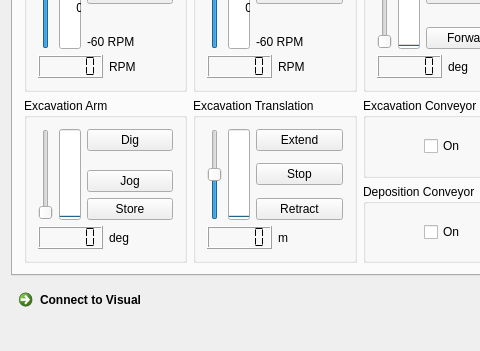
CWRUbotix/NASA-RMC-2017, file client/mainwindow.ui: the form before one commit; both pictures show x 0 to 480 and y 350 to 701 of the 1001 by 701 pixel window.
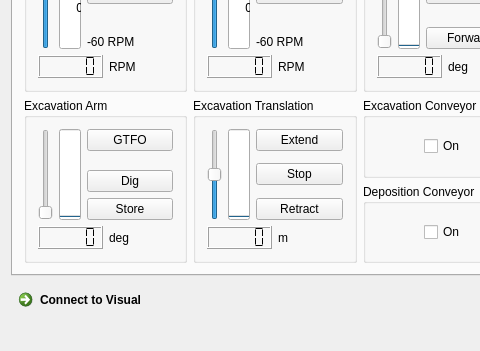
The form after the commit. The open tabs and pages were chosen to show the change.

Diff of the .ui file:
```diff
--- a/client/mainwindow.ui
+++ b/client/mainwindow.ui
@@ -1995,7 +1995,7 @@
                    <enum>Qt::NoFocus</enum>
                   </property>
                   <property name="text">
-                   <string>Dig</string>
+                   <string>GTFO</string>
                   </property>
                  </widget>
                 </item>
@@ -2021,7 +2021,7 @@
                    <enum>Qt::NoFocus</enum>
                   </property>
                   <property name="text">
-                   <string>Jog</string>
+                   <string>Dig</string>
                   </property>
                  </widget>
                 </item>
```
Left out of the diff: 2 changed lines with no effect on the pictures.
